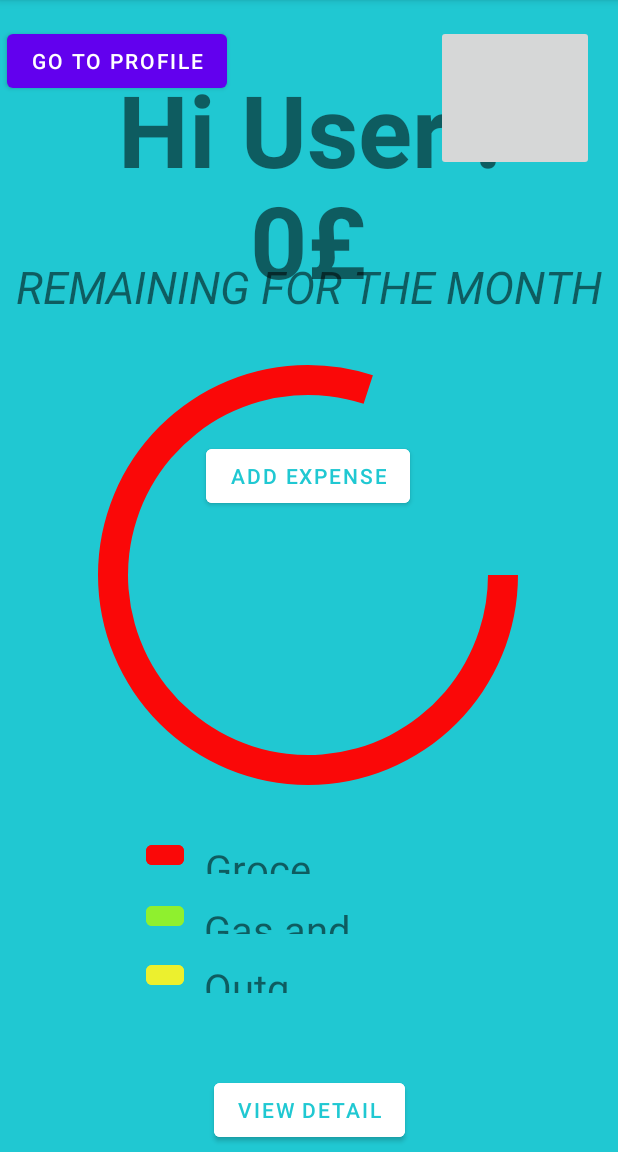
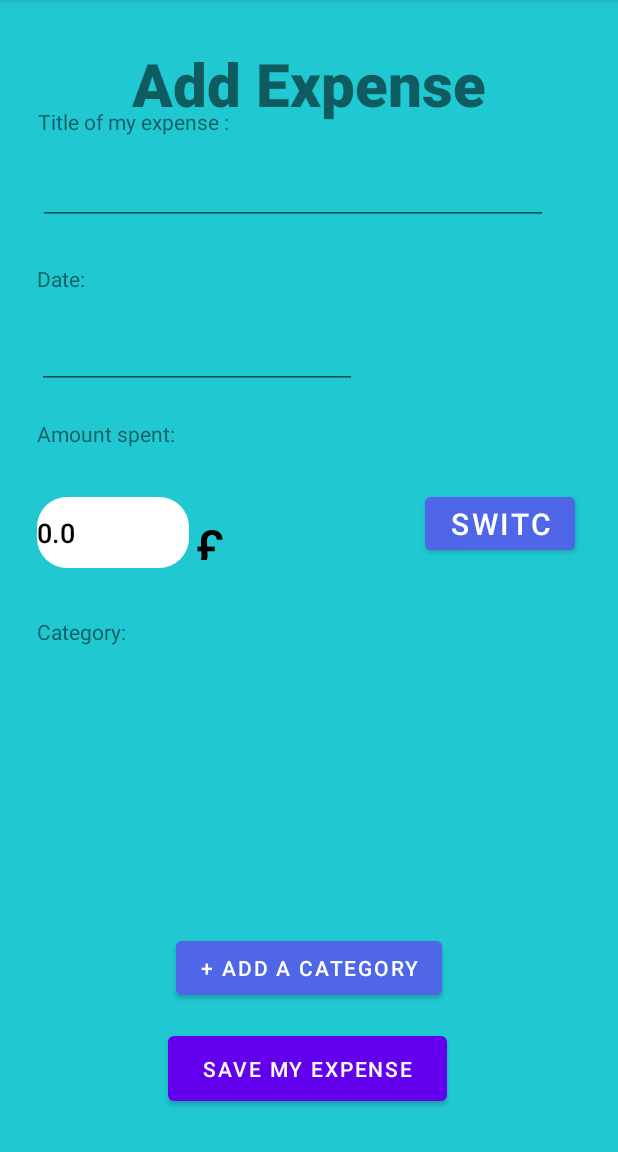
Before and after one commit to JoGaudin/Project, an Android app: the screen it shows after launch (MainActivity before the commit, addExpense_v2 after it), after a tap on "ADD EXPENSE", on a phone screen of 412 x 824 dp, the part 84-1236 px from its top. Run offline under Robolectric (Android 15) with nearby library versions, the phone set to English and light mode, and no system bars.

Commit message:
connection to add expense successful

```diff
--- a/app/src/main/java/com/example/project/AddExpense.java
+++ /dev/null
@@ -1,6 +0,0 @@
-package com.example.project;
-
-import androidx.appcompat.app.AppCompatActivity;
-
-public class AddExpense extends AppCompatActivity {
-}
--- a/app/src/main/java/com/example/project/MainActivity.java
+++ b/app/src/main/java/com/example/project/MainActivity.java
@@ -49,7 +49,7 @@ public class MainActivity extends AppCompatActivity {
     }
 
     public void openAddExpense(){
-        Intent intent = new Intent(MainActivity.this, AddExpense.class);
+        Intent intent = new Intent(MainActivity.this, addExpense_v2.class);
         intent.putExtra("activityOne", "I am from the First Activity!!");
         startActivity(intent);
     }
--- /dev/null
+++ b/app/src/main/java/com/example/project/addExpense_v2.java
@@ -0,0 +1,14 @@
+package com.example.project;
+
+import androidx.appcompat.app.AppCompatActivity;
+
+import android.os.Bundle;
+
+public class addExpense_v2 extends AppCompatActivity {
+
+    @Override
+    protected void onCreate(Bundle savedInstanceState) {
+        super.onCreate(savedInstanceState);
+        setContentView(R.layout.activity_add_expense_v2);
+    }
+}
--- a/app/src/main/res/layout/add_expense.xml
+++ b/app/src/main/res/layout/activity_add_expense_v2.xml
@@ -4,6 +4,7 @@
     xmlns:tools="http://schemas.android.com/tools"
     android:layout_width="match_parent"
     android:layout_height="match_parent"
+    tools:context=".addExpense_v2"
     android:background="@color/bg">
 
     <ListView
```
Also changed, not shown: app/src/main/AndroidManifest.xml (+7 -0 lines).
